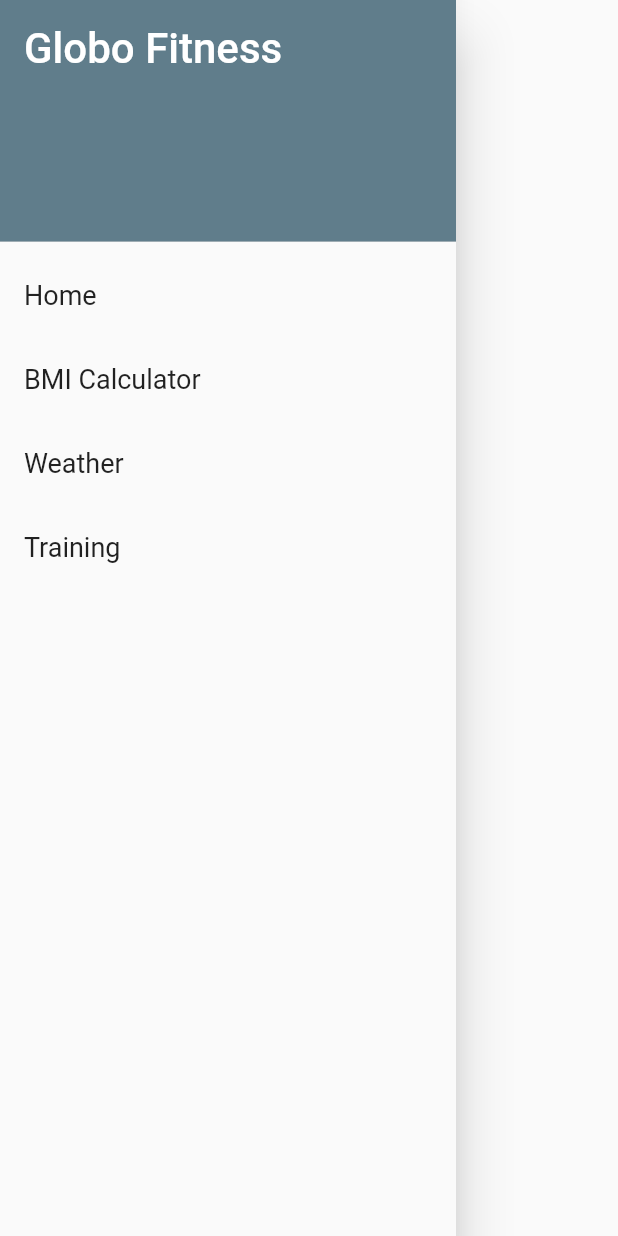
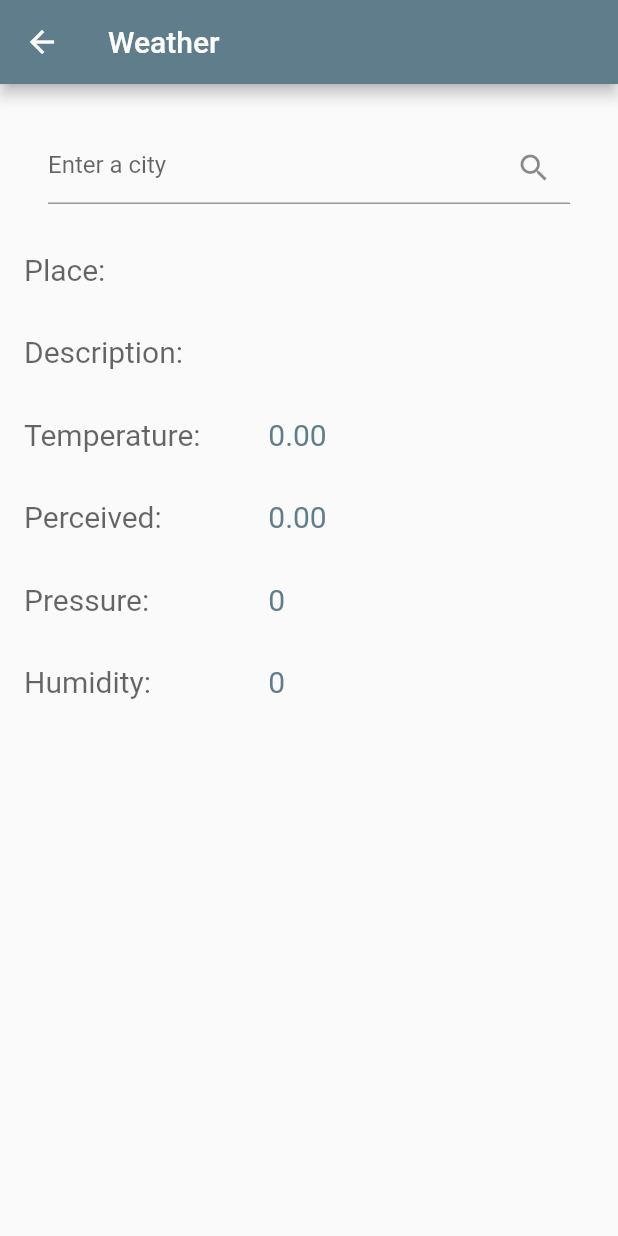
Before and after one commit to Safwene12/globe_app, a Flutter app: the MenuDrawer widget shown alone on an empty page, opened directly, after a tap on "Weather", on a phone screen of 412 x 824 dp. Run offline on Flutter 3.47's test engine with Material 2 defaults, Android fonts, the phone set to English and light mode, and no system bars.

Commit message:
Weather feature

```diff
--- /dev/null
+++ b/lib/data/http_helper.dart
@@ -0,0 +1,18 @@
+import 'package:globe_app/data/weather.dart';
+import 'package:http/http.dart' as http;
+import 'dart:convert';
+class HttpHelper{
+//https://api.openweathermap.org/data/2.5/weather?q=London&appid=
+ final String authority ='api.openweathermap.org';
+ final String path='data/2.5/weather';
+ final String apiKey ='33ec15c9e19f892f282b8f261400b875';
+
+ Future<Weather> getWeather(String location) async{
+   Map<String, dynamic> parameters={'q':location,'appid':apiKey};
+   Uri uri = Uri.https(authority, path,parameters);
+   http.Response result= await http.get(uri);
+   Map<String,dynamic> data =json.decode(result.body);
+   Weather weather = Weather.fromJSON(data);
+   return weather;
+ }
+}
--- /dev/null
+++ b/lib/data/weather.dart
@@ -0,0 +1,21 @@
+class Weather{
+  String name='';
+  String description='';
+  double temperature=0;
+  double perceived=0;
+  int pressure=0;
+  int humidity=0;
+
+  Weather(this.name,this.description,this.temperature,this.perceived,this.pressure,
+      this.humidity);
+
+  Weather.fromJSON(Map<String,dynamic> weatherMap){
+    this.name= weatherMap['name'];
+    //this.temperature=(weatherMap['main']['temp']*(9/5)-459.67) ?? 0;
+    this.temperature=(weatherMap['main']['temp']-273.15)?? 0;
+    this.perceived=weatherMap['main']['feels_like'] ?? 0;
+    this.pressure=weatherMap['main']['pressure'] ?? 0;
+    this.humidity=weatherMap['main']['humidity'] ?? 0;
+    this.description=weatherMap['weather'][0]['main'] ?? '';
+  }
+}
--- a/lib/main.dart
+++ b/lib/main.dart
@@ -1,4 +1,5 @@
 import 'package:flutter/material.dart';
+import 'package:globe_app/screens/weather_screen.dart';
 import '../screens/bmi_screen.dart';
 import '../screens/intro_screen.dart';
 
@@ -18,6 +19,7 @@ class GlobeApp extends StatelessWidget {
       routes: {
         '/': (context) => const IntroScreen(),
         '/bmi': (context) => const BMIScreen(),
+        '/weather':(context)=> const WeatherScreen(),
       },
       initialRoute: '/',
     );
--- /dev/null
+++ b/lib/screens/weather_screen.dart
@@ -0,0 +1,90 @@
+import 'package:flutter/material.dart';
+import 'package:globe_app/data/weather.dart';
+import '../data/http_helper.dart';
+
+class WeatherScreen extends StatefulWidget {
+  const WeatherScreen({Key? key}) : super(key: key);
+
+  @override
+  State<WeatherScreen> createState() => _WeatherScreenState();
+}
+
+class _WeatherScreenState extends State<WeatherScreen> {
+  Weather result=Weather('', '', 0, 0, 0, 0);
+  final TextEditingController txtPlace= TextEditingController();
+  @override
+  Widget build(BuildContext context) {
+    return Scaffold(
+      appBar: AppBar(
+        title: Text(
+          'Weather'
+        ),
+      ),
+      body: Padding(
+        padding: EdgeInsets.all(16.0),
+        child: ListView(
+          children: [
+            Padding(
+              padding: EdgeInsets.all(16),
+              child: TextField(
+                controller: txtPlace,
+                decoration: InputDecoration(
+                  hintText: 'Enter a city',
+                  suffixIcon: IconButton(
+                    icon: Icon(Icons.search),
+                    onPressed: getData,
+                  )
+                ),
+              ),
+            ),
+            WeatherRow('Place: ', result.name),
+            WeatherRow('Description: ', result.description),
+            WeatherRow('Temperature: ', result.temperature.toStringAsFixed(2)),
+            WeatherRow('Perceived: ', result.perceived.toStringAsFixed(2)),
+            WeatherRow('Pressure: ', result.pressure.toString()),
+            WeatherRow('Humidity: ', result.humidity.toString()),
+          ],
+        ),
+      ),
+    );
+  }
+  getData() async{
+    HttpHelper helper = HttpHelper();
+    result = await helper.getWeather(txtPlace.text);
+    print(result);
+    setState(() {
+
+    });
+  }
+  Widget WeatherRow(String label,String value){
+    Widget row=Padding(
+      padding:EdgeInsets.symmetric(vertical: 16),
+      child: Row(
+        children: [
+          Expanded(
+            flex: 3,
+            child: Text(
+              label,
+              style: TextStyle(
+                  fontSize: 20,
+                  color: Theme.of(context).hintColor,
+              ),
+            ),
+          ),
+          Expanded(
+            flex: 4,
+            child: Text(
+              value,
+              style: TextStyle(
+                  fontSize: 20,
+                  color: Theme.of(context).primaryColor,
+              ),
+            ),
+          ),
+        ],
+      ),
+    );
+  return row;
+  }
+
+}
--- a/lib/widgets/menu_drawer.dart
+++ b/lib/widgets/menu_drawer.dart
@@ -34,7 +34,19 @@ class MenuDrawer extends StatelessWidget {
             element,
             style: TextStyle(fontSize: 18),
           ),
-          onTap: (){},
+          onTap: (){
+            switch (element){
+              case 'Home':
+                Navigator.pushNamed(context, '/');
+                break;
+              case 'BMI Calculator':
+                Navigator.pushNamed(context, '/bmi');
+                break;
+              case 'Weather':
+                Navigator.pushNamed(context, '/weather');
+            }
+
+          },
         ),
       );
     });
--- a/pubspec.yaml
+++ b/pubspec.yaml
@@ -38,6 +38,7 @@ dependencies:
 dev_dependencies:
   flutter_test:
     sdk: flutter
+  http: ^0.13.4
 
   # The "flutter_lints" package below contains a set of recommended lints to
   # encourage good coding practices. The lint set provided by the package is
```
Also changed, not shown: pubspec.lock.
